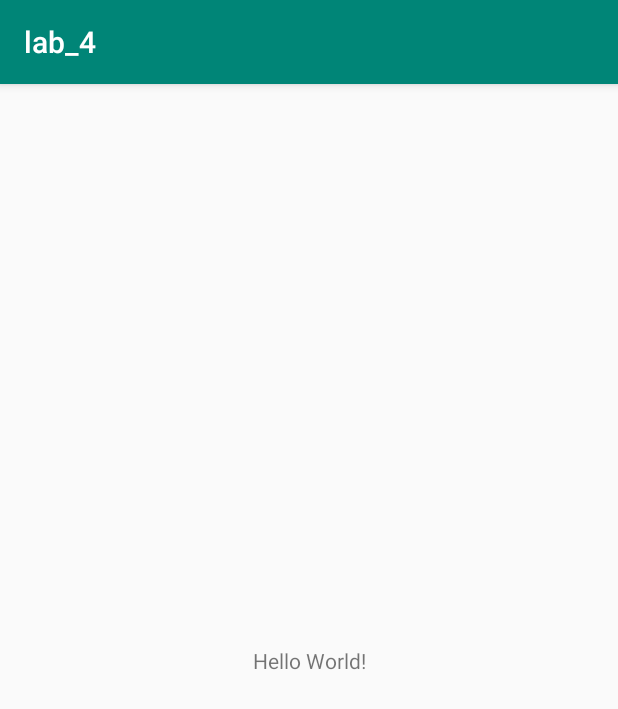
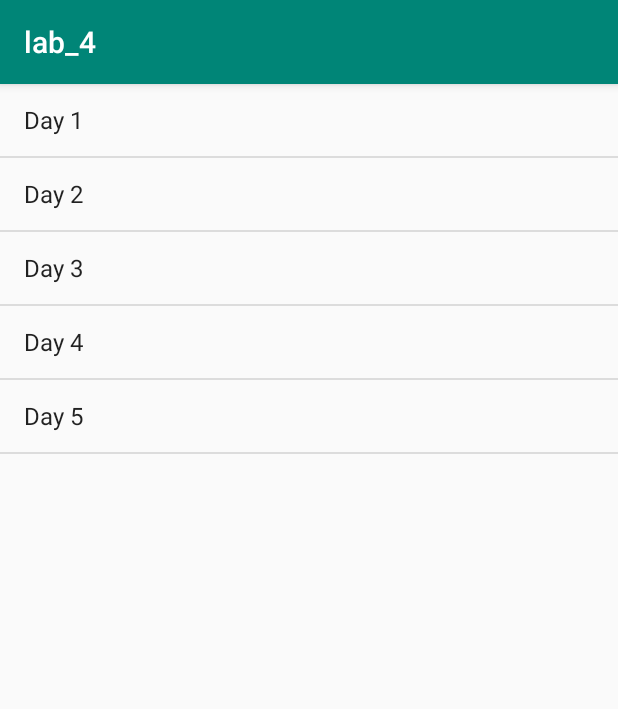
Before and after one commit to Vagabun/android_course, an Android app: the screen it shows after launch (MainActivity), on a phone screen of 412 x 824 dp. Shown: the top 709 px of the screen. Run offline under Robolectric (Android 15) with nearby library versions, the phone set to English and light mode, and no system bars.

Commit message:
lab 4: add fragments

```diff
--- a/lab_4/app/build.gradle
+++ b/lab_4/app/build.gradle
@@ -24,10 +24,11 @@ android {
 
 dependencies {
     implementation fileTree(dir: 'libs', include: ['*.jar'])
-    implementation"org.jetbrains.kotlin:kotlin-stdlib-jdk7:$kotlin_version"
+    implementation "org.jetbrains.kotlin:kotlin-stdlib-jdk7:$kotlin_version"
     implementation 'androidx.appcompat:appcompat:1.0.2'
     implementation 'androidx.core:core-ktx:1.0.2'
     implementation 'androidx.constraintlayout:constraintlayout:1.1.3'
+    implementation 'androidx.legacy:legacy-support-v4:1.0.0'
     testImplementation 'junit:junit:4.12'
     androidTestImplementation 'androidx.test:runner:1.1.1'
     androidTestImplementation 'androidx.test.espresso:espresso-core:3.1.1'
--- a/lab_4/app/src/main/AndroidManifest.xml
+++ b/lab_4/app/src/main/AndroidManifest.xml
@@ -9,6 +9,8 @@
             android:roundIcon="@mipmap/ic_launcher_round"
             android:supportsRtl="true"
             android:theme="@style/AppTheme">
+        <activity android:name=".WeatherDetailsActivity">
+        </activity>
         <activity android:name=".MainActivity">
             <intent-filter>
                 <action android:name="android.intent.action.MAIN"/>
--- a/lab_4/app/src/main/java/com/example/lab_4/MainActivity.kt
+++ b/lab_4/app/src/main/java/com/example/lab_4/MainActivity.kt
@@ -7,6 +7,6 @@ class MainActivity : AppCompatActivity() {
 
     override fun onCreate(savedInstanceState: Bundle?) {
         super.onCreate(savedInstanceState)
-        setContentView(R.layout.activity_main)
+        setContentView(R.layout.fragment_weather)
     }
 }
--- /dev/null
+++ b/lab_4/app/src/main/java/com/example/lab_4/WeatherFragment.kt
@@ -0,0 +1,97 @@
+package com.example.lab_4
+
+import android.content.Intent
+import android.os.Bundle
+import androidx.fragment.app.ListFragment
+import android.view.View
+import android.widget.ArrayAdapter
+import android.widget.ListView
+import androidx.fragment.app.FragmentTransaction
+
+
+class WeatherFragment : ListFragment() {
+
+    companion object {
+        val weatherData = arrayOf(
+            "Day 1",
+            "Day 2",
+            "Day 3",
+            "Day 4",
+            "Day 5"
+        )
+    }
+
+    private var dualPane: Boolean = false
+    private var curCheckPosition = 0
+
+    override fun onActivityCreated(savedInstanceState: Bundle?) {
+        super.onActivityCreated(savedInstanceState)
+
+//        listAdapter = object : ArrayAdapter<String>(activity, android.R.layout.simple_list_item_activated_1, weatherData) {
+//            override fun getView(position: Int, convertView: View?, parent: ViewGroup): View {
+//                val v = super.getView(position, convertView, parent)
+//                v.setBackgroundColor(Color.GRAY)
+//                return v
+//            }
+//
+//        }
+
+        listAdapter = ArrayAdapter<String>(activity, android.R.layout.simple_list_item_activated_1, weatherData)
+
+        val weatherDetailsFrame: View? = activity?.findViewById(R.id.weatherDetails)
+        dualPane = weatherDetailsFrame?.visibility == View.VISIBLE
+
+        curCheckPosition = savedInstanceState?.getInt("curChoice", 0) ?: 0
+
+        if (dualPane) {
+            listView.choiceMode = ListView.CHOICE_MODE_SINGLE
+            showWeatherDetails(curCheckPosition)
+        }
+    }
+
+    override fun onSaveInstanceState(outState: Bundle) {
+        super.onSaveInstanceState(outState)
+        outState.putInt("curChoice", curCheckPosition)
+    }
+
+    override fun onListItemClick(l: ListView?, v: View?, position: Int, id: Long) {
+        showWeatherDetails(position)
+    }
+
+    private fun showWeatherDetails(index: Int) {
+        curCheckPosition = index
+
+        if (dualPane) {
+            listView.setItemChecked(index, true)
+
+            var weatherDetails = fragmentManager?.findFragmentById(R.id.weatherDetails) as? WeatherDetailsFragment
+            if (weatherDetails?.shownIndex != index) {
+                weatherDetails = WeatherDetailsFragment.newInstance(index)
+
+                fragmentManager?.beginTransaction()?.apply {
+                    replace(R.id.weatherDetails, weatherDetails)
+                    setTransition(FragmentTransaction.TRANSIT_FRAGMENT_FADE)
+                    commit()
+                }
+            }
+        }
+        else {
+            val intent = Intent().apply {
+                setClass(activity, WeatherDetailsActivity::class.java)
+                putExtra("index", index)
+            }
+            startActivity(intent)
+        }
+    }
+
+//    override fun onCreateView(
+//        inflater: LayoutInflater,
+//        container: ViewGroup?,
+//        savedInstanceState: Bundle?
+//    ): View? {
+//        // Inflate the layout for this fragment
+//        return inflater.inflate(R.layout.fragment_weather, container, false)
+//    }
+
+
+}
--- /dev/null
+++ b/lab_4/app/src/main/res/layout-land/fragment_weather.xml
@@ -0,0 +1,14 @@
+<LinearLayout xmlns:android="http://schemas.android.com/apk/res/android"
+              xmlns:tools="http://schemas.android.com/tools" android:orientation="horizontal"
+              android:layout_width="match_parent" android:layout_height="match_parent">
+
+    <fragment android:name="com.example.lab_4.WeatherFragment"
+              android:id="@+id/weatherList" android:layout_weight="1"
+              android:layout_width="0px" android:layout_height="match_parent"/>
+
+    <FrameLayout android:id="@+id/weatherDetails" android:layout_weight="1"
+                 android:layout_width="0px" android:layout_height="match_parent"
+                 android:background="?android:attr/detailsElementBackground"
+    />
+
+</LinearLayout>
--- a/lab_4/app/src/main/res/layout/activity_main.xml
+++ b/lab_4/app/src/main/res/layout/activity_main.xml
@@ -1,19 +1,32 @@
 <?xml version="1.0" encoding="utf-8"?>
-<androidx.constraintlayout.widget.ConstraintLayout
+<LinearLayout
         xmlns:android="http://schemas.android.com/apk/res/android"
-        xmlns:tools="http://schemas.android.com/tools"
-        xmlns:app="http://schemas.android.com/apk/res-auto"
+        android:orientation="horizontal"
         android:layout_width="match_parent"
-        android:layout_height="match_parent"
-        tools:context=".MainActivity">
+        android:layout_height="match_parent">
+    <fragment
+            android:name="com.example.lab_4.WeatherFragment"
+            android:id="@+id/weatherList"
+            android:layout_weight="1"
+            android:layout_width="0dp"
+            android:layout_height="match_parent" />
 
-    <TextView
-            android:layout_width="wrap_content"
-            android:layout_height="wrap_content"
-            android:text="Hello World!"
-            app:layout_constraintBottom_toBottomOf="parent"
-            app:layout_constraintLeft_toLeftOf="parent"
-            app:layout_constraintRight_toRightOf="parent"
-            app:layout_constraintTop_toTopOf="parent"/>
+</LinearLayout>
+<!--<androidx.constraintlayout.widget.ConstraintLayout-->
+        <!--xmlns:android="http://schemas.android.com/apk/res/android"-->
+        <!--xmlns:tools="http://schemas.android.com/tools"-->
+        <!--xmlns:app="http://schemas.android.com/apk/res-auto"-->
+        <!--android:layout_width="match_parent"-->
+        <!--android:layout_height="match_parent"-->
+        <!--tools:context=".MainActivity">-->
 
-</androidx.constraintlayout.widget.ConstraintLayout>
+    <!--<TextView-->
+            <!--android:layout_width="wrap_content"-->
+            <!--android:layout_height="wrap_content"-->
+            <!--android:text="Hello World!"-->
+            <!--app:layout_constraintBottom_toBottomOf="parent"-->
+            <!--app:layout_constraintLeft_toLeftOf="parent"-->
+            <!--app:layout_constraintRight_toRightOf="parent"-->
+            <!--app:layout_constraintTop_toTopOf="parent"/>-->
+
+<!--</androidx.constraintlayout.widget.ConstraintLayout>-->
--- /dev/null
+++ b/lab_4/app/src/main/res/layout/fragment_weather.xml
@@ -0,0 +1,6 @@
+<FrameLayout xmlns:android="http://schemas.android.com/apk/res/android"
+             android:layout_width="match_parent" android:layout_height="match_parent">
+    <fragment android:name="com.example.lab_4.WeatherFragment"
+              android:id="@+id/weatherList"
+              android:layout_width="match_parent" android:layout_height="match_parent" />
+</FrameLayout>
```
Also changed, not shown: lab_4/app/src/main/java/com/example/lab_4/WeatherDetailsActivity.kt (added, +26 -0 lines), lab_4/app/src/main/java/com/example/lab_4/WeatherDetailsFragment.kt (added, +54 -0 lines).
